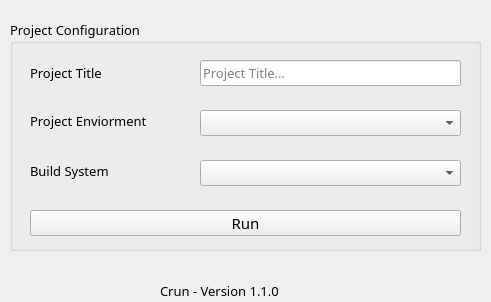
Above: Crun GUI/project/res/mainWindow.ui from ZouariOmar/Crun before the change. Below: the same form after it.
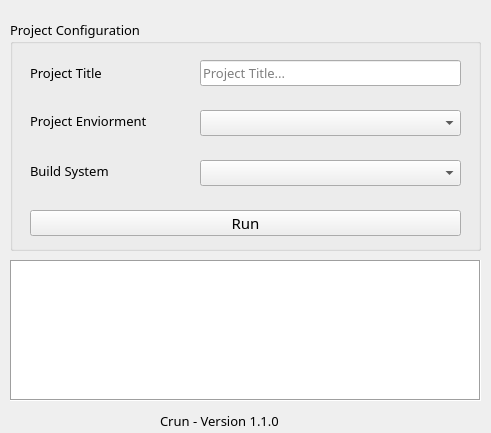
That is the form after the change. Icons and pictures are not drawn.

The edit to the form file:
```diff
--- a/Crun GUI/project/res/mainWindow.ui
+++ b/Crun GUI/project/res/mainWindow.ui
@@ -7,7 +7,7 @@
     <x>0</x>
     <y>0</y>
     <width>491</width>
-    <height>302</height>
+    <height>433</height>
    </rect>
   </property>
   <property name="windowTitle">
@@ -21,7 +21,7 @@
     <property name="geometry">
      <rect>
       <x>160</x>
-      <y>280</y>
+      <y>410</y>
       <width>161</width>
       <height>21</height>
      </rect>
@@ -302,6 +302,52 @@
      </item>
     </widget>
    </widget>
+   <widget class="QPlainTextEdit" name="plainTextEdit">
+    <property name="geometry">
+     <rect>
+      <x>10</x>
+      <y>260</y>
+      <width>471</width>
+      <height>141</height>
+     </rect>
+    </property>
+    <property name="font">
+     <font>
+      <family>Fira Code</family>
+      <pointsize>10</pointsize>
+     </font>
+    </property>
+    <property name="cursor" stdset="0">
+     <cursorShape>IBeamCursor</cursorShape>
+    </property>
+    <property name="autoFillBackground">
+     <bool>false</bool>
+    </property>
+    <property name="frameShape">
+     <enum>QFrame::Shape::Box</enum>
+    </property>
+    <property name="frameShadow">
+     <enum>QFrame::Shadow::Sunken</enum>
+    </property>
+    <property name="midLineWidth">
+     <number>0</number>
+    </property>
+    <property name="horizontalScrollBarPolicy">
+     <enum>Qt::ScrollBarPolicy::ScrollBarAlwaysOff</enum>
+    </property>
+    <property name="tabChangesFocus">
+     <bool>true</bool>
+    </property>
+    <property name="readOnly">
+     <bool>false</bool>
+    </property>
+    <property name="overwriteMode">
+     <bool>false</bool>
+    </property>
+    <property name="backgroundVisible">
+     <bool>false</bool>
+    </property>
+   </widget>
   </widget>
  </widget>
  <resources/>
```
Left out of the diff: 2 changed lines with no effect on the pictures.
